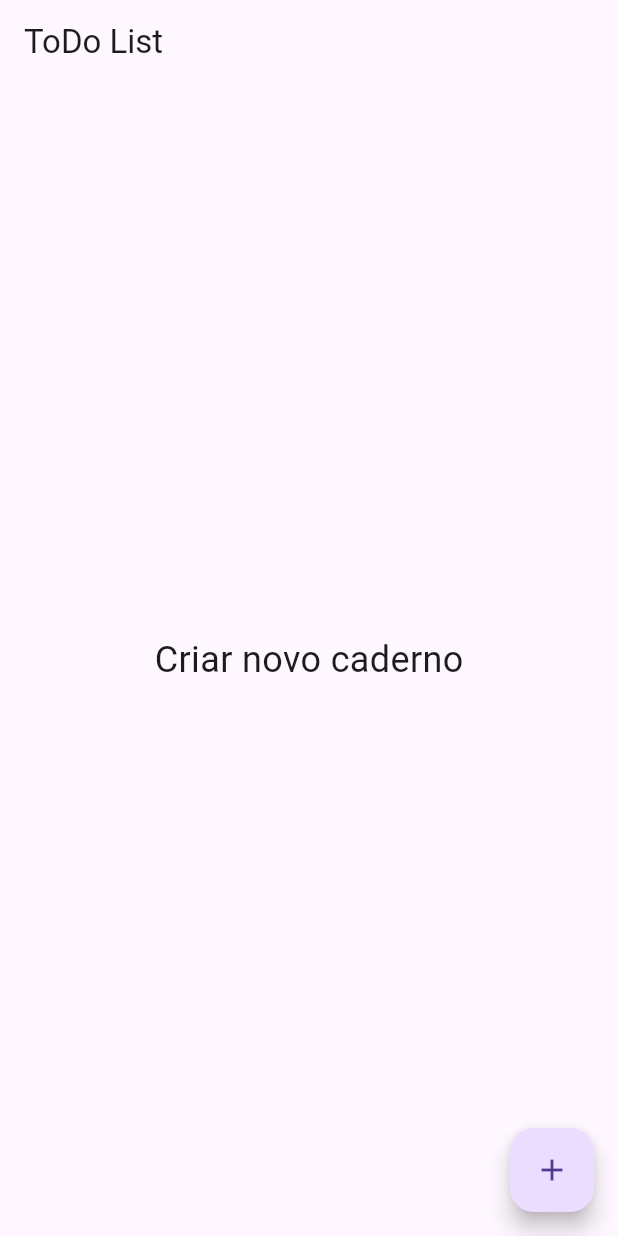
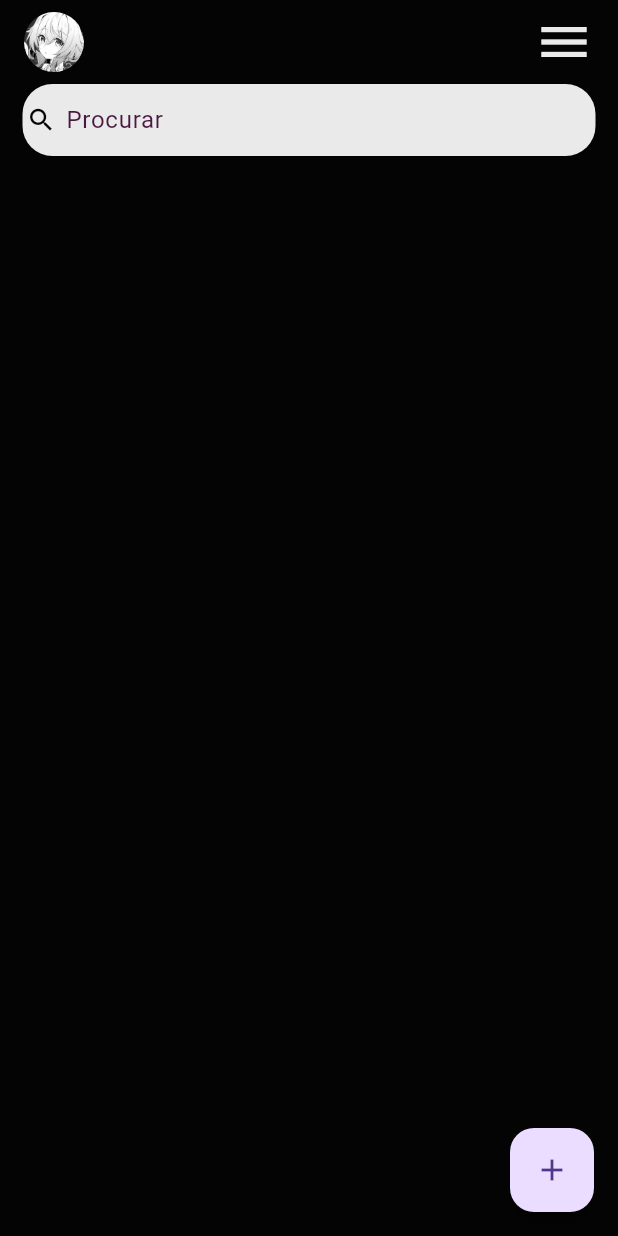
Before and after one commit to sandypiropo/flutter-todolist, a Flutter app: the screen it shows after launch, on a phone screen of 412 x 824 dp. Run offline on Flutter 3.47's test engine with Material 3 defaults, Android fonts, the phone set to English and light mode, and no system bars.

Commit message:
Organizando pastas + assets + Appbar + InputContainer

```diff
--- /dev/null
+++ b/todolist_application/lib/constants/colors.dart
@@ -0,0 +1,7 @@
+import 'package:flutter/material.dart';
+
+const Color platinum = Color(0xFFEAEAEA); // Cor #EAEAEA
+const Color byzantinum = Color(0xFF893168); // Cor #893168
+const Color violet = Color(0xFF4A1942); // Cor #4A1942
+const Color darkpurple = Color(0xFF2E1C2B); // Cor #2E1C2B
+const Color black = Color(0xFF050404);  // Cor #050404
--- a/todolist_application/lib/main.dart
+++ b/todolist_application/lib/main.dart
@@ -1,4 +1,5 @@
 import 'package:flutter/material.dart';
+import 'screens/home_screen.dart';
 import 'screens/notes_screen.dart';
 
 void main() {
@@ -9,10 +10,8 @@ class MyApp extends StatelessWidget {
   @override
   Widget build(BuildContext context) {
     return MaterialApp(
+      debugShowCheckedModeBanner: false,
       title: 'Flutter ToDo List',
-      theme: ThemeData(
-        primarySwatch: Colors.blue,
-      ),
       home: HomeScreen(),
       routes: {
         '/notes': (context) => NotesScreen(),
@@ -20,26 +19,3 @@ class MyApp extends StatelessWidget {
     );
   }
 }
-
-class HomeScreen extends StatelessWidget {
-  @override
-  Widget build(BuildContext context) {
-    return Scaffold(
-      appBar: AppBar(
-        title: Text('ToDo List'),
-      ),
-      body: Center(
-        child: Text(
-          'Criar novo caderno',
-          style: TextStyle(fontSize: 24),
-        ),
-      ),
-      floatingActionButton: FloatingActionButton(
-        onPressed: () {
-          Navigator.pushNamed(context, '/notes');
-        },
-        child: Icon(Icons.add),
-      ),
-    );
-  }
-}
--- /dev/null
+++ b/todolist_application/lib/screens/home_screen.dart
@@ -0,0 +1,72 @@
+import 'package:flutter/material.dart';
+import 'package:todolist_application/constants/colors.dart';
+
+class HomeScreen extends StatelessWidget {
+  const HomeScreen({Key? key}) : super(key: key);
+
+  @override
+  Widget build(BuildContext context) {
+    return Scaffold(
+      backgroundColor: black,
+      appBar: _buildAppBar(),
+      body: Container(
+        padding: EdgeInsets.symmetric(horizontal: 15),
+        child: Column(
+          children: [
+            Container(
+              decoration: BoxDecoration(
+                  color: platinum, borderRadius: BorderRadius.circular(20)),
+              child: TextField(
+                decoration: InputDecoration(
+                  contentPadding: EdgeInsets.symmetric(horizontal: 12.0),
+                  prefixIcon: Icon(
+                    Icons.search,
+                    color: black,
+                    size: 20,
+                  ),
+                  prefixIconConstraints: BoxConstraints(
+                    maxHeight: 20,
+                    minWidth: 25,
+                  ),
+                  border: InputBorder.none,
+                  hintText: 'Procurar',
+                  hintStyle: TextStyle(color: violet)
+                ),
+              ),
+            ),
+          ],
+        ),
+      ),
+      floatingActionButton: FloatingActionButton(
+        onPressed: () {
+          Navigator.pushNamed(context, '/notes');
+        },
+        child: Icon(Icons.add),
+      ),
+    );
+  }
+
+  AppBar _buildAppBar() {
+    return AppBar(
+        backgroundColor: black,
+        elevation: 0,
+        title: Row(
+          mainAxisAlignment: MainAxisAlignment.spaceBetween,
+          children: [
+            Container(
+              height: 40,
+              width: 40,
+              child: ClipRRect(
+                borderRadius: BorderRadius.circular(20),
+                child: Image.asset('assets/images/black.png'),
+              ),
+            ),
+            Icon(
+              Icons.menu,
+              color: platinum,
+              size: 40,
+            )
+          ],
+        ));
+  }
+}
```
Also changed, not shown: todolist_application/pubspec.yaml (+4 -4 lines), todolist_application/assets/images/black.png (added).
